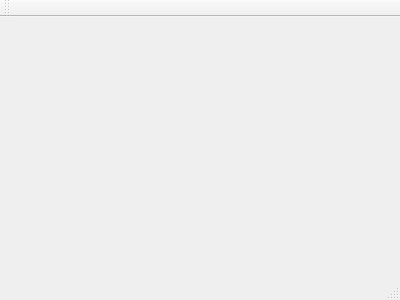
Before: the Qt Designer form oop/oop3/mainwindow.ui in ansushina/sem4, drawn with Qt 5.
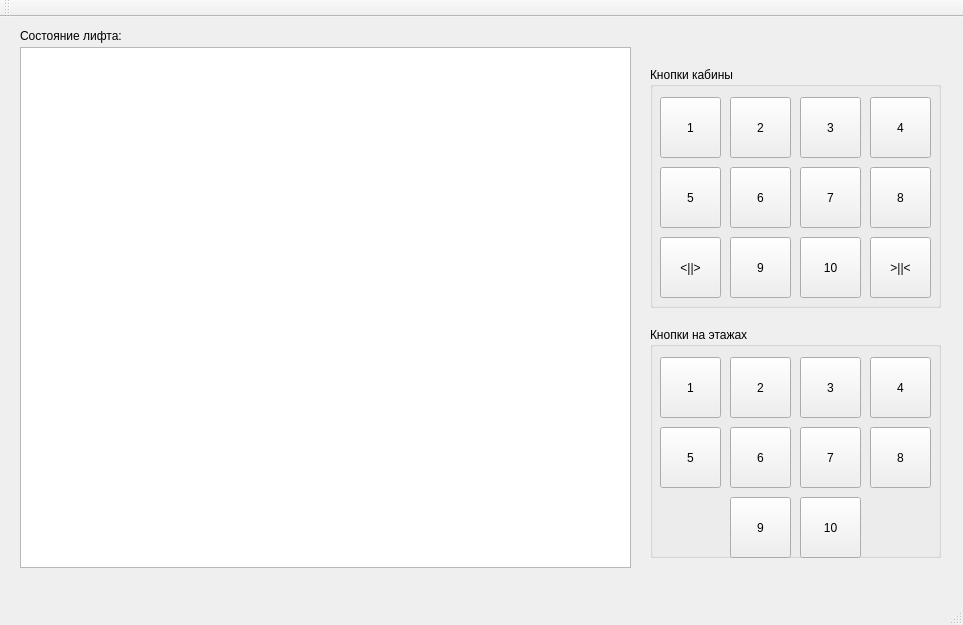
After: the same form once the commit is applied.

```diff
--- a/oop/oop3/mainwindow.ui
+++ b/oop/oop3/mainwindow.ui
@@ -1,24 +1,375 @@
 <ui version="4.0">
  <class>MainWindow</class>
- <widget class="QMainWindow" name="MainWindow" >
-  <property name="geometry" >
+ <widget class="QMainWindow" name="MainWindow">
+  <property name="geometry">
    <rect>
     <x>0</x>
     <y>0</y>
-    <width>400</width>
-    <height>300</height>
+    <width>963</width>
+    <height>625</height>
    </rect>
   </property>
   <property name="windowTitle" >
    <string>MainWindow</string>
   </property>
-  <widget class="QMenuBar" name="menuBar" />
-  <widget class="QToolBar" name="mainToolBar" />
-  <widget class="QWidget" name="centralWidget" />
-  <widget class="QStatusBar" name="statusBar" />
+  <widget class="QWidget" name="centralWidget">
+   <widget class="QTextEdit" name="textEdit">
+    <property name="geometry">
+     <rect>
+      <x>20</x>
+      <y>30</y>
+      <width>611</width>
+      <height>521</height>
+     </rect>
+    </property>
+   </widget>
+   <widget class="QGroupBox" name="groupBox">
+    <property name="geometry">
+     <rect>
+      <x>650</x>
+      <y>50</y>
+      <width>291</width>
+      <height>241</height>
+     </rect>
+    </property>
+    <property name="title">
+     <string>Кнопки кабины</string>
+    </property>
+    <widget class="QPushButton" name="but_cabin_1">
+     <property name="geometry">
+      <rect>
+       <x>10</x>
+       <y>30</y>
+       <width>61</width>
+       <height>61</height>
+      </rect>
+     </property>
+     <property name="text">
+      <string>1</string>
+     </property>
+    </widget>
+    <widget class="QPushButton" name="but_cabin_2">
+     <property name="geometry">
+      <rect>
+       <x>80</x>
+       <y>30</y>
+       <width>61</width>
+       <height>61</height>
+      </rect>
+     </property>
+     <property name="text">
+      <string>2</string>
+     </property>
+    </widget>
+    <widget class="QPushButton" name="but_cabin_3">
+     <property name="geometry">
+      <rect>
+       <x>150</x>
+       <y>30</y>
+       <width>61</width>
+       <height>61</height>
+      </rect>
+     </property>
+     <property name="text">
+      <string>3</string>
+     </property>
+    </widget>
+    <widget class="QPushButton" name="but_cabin_4">
+     <property name="geometry">
+      <rect>
+       <x>220</x>
+       <y>30</y>
+       <width>61</width>
+       <height>61</height>
+      </rect>
+     </property>
+     <property name="text">
+      <string>4</string>
+     </property>
+    </widget>
+    <widget class="QPushButton" name="but_cabin_5">
+     <property name="geometry">
+      <rect>
+       <x>10</x>
+       <y>100</y>
+       <width>61</width>
+       <height>61</height>
+      </rect>
+     </property>
+     <property name="text">
+      <string>5</string>
+     </property>
+    </widget>
+    <widget class="QPushButton" name="but_cabin_6">
+     <property name="geometry">
+      <rect>
+       <x>80</x>
+       <y>100</y>
+       <width>61</width>
+       <height>61</height>
+      </rect>
+     </property>
+     <property name="text">
+      <string>6</string>
+     </property>
+    </widget>
+    <widget class="QPushButton" name="but_cabin_8">
+     <property name="geometry">
+      <rect>
+       <x>220</x>
+       <y>100</y>
+       <width>61</width>
+       <height>61</height>
+      </rect>
+     </property>
+     <property name="text">
+      <string>8</string>
+     </property>
+    </widget>
+    <widget class="QPushButton" name="but_cabin_7">
+     <property name="geometry">
+      <rect>
+       <x>150</x>
+       <y>100</y>
+       <width>61</width>
+       <height>61</height>
+      </rect>
+     </property>
+     <property name="text">
+      <string>7</string>
+     </property>
+    </widget>
+    <widget class="QPushButton" name="but_cabin_9">
+     <property name="geometry">
+      <rect>
+       <x>80</x>
+       <y>170</y>
+       <width>61</width>
+       <height>61</height>
+      </rect>
+     </property>
+     <property name="text">
+      <string>9</string>
+     </property>
+    </widget>
+    <widget class="QPushButton" name="but_cabin_10">
+     <property name="geometry">
+      <rect>
+       <x>150</x>
+       <y>170</y>
+       <width>61</width>
+       <height>61</height>
+      </rect>
+     </property>
+     <property name="text">
+      <string>10</string>
+     </property>
+    </widget>
+    <widget class="QPushButton" name="open_but">
+     <property name="geometry">
+      <rect>
+       <x>10</x>
+       <y>170</y>
+       <width>61</width>
+       <height>61</height>
+      </rect>
+     </property>
+     <property name="text">
+      <string>&lt;||&gt;</string>
+     </property>
+    </widget>
+    <widget class="QPushButton" name="close_but">
+     <property name="geometry">
+      <rect>
+       <x>220</x>
+       <y>170</y>
+       <width>61</width>
+       <height>61</height>
+      </rect>
+     </property>
+     <property name="text">
+      <string>&gt;||&lt;</string>
+     </property>
+    </widget>
+   </widget>
+   <widget class="QGroupBox" name="groupBox_2">
+    <property name="geometry">
+     <rect>
+      <x>650</x>
+      <y>310</y>
+      <width>291</width>
+      <height>231</height>
+     </rect>
+    </property>
+    <property name="title">
+     <string>Кнопки на этажах</string>
+    </property>
+    <widget class="QPushButton" name="but_floor_1">
+     <property name="geometry">
+      <rect>
+       <x>10</x>
+       <y>30</y>
+       <width>61</width>
+       <height>61</height>
+      </rect>
+     </property>
+     <property name="text">
+      <string>1</string>
+     </property>
+    </widget>
+    <widget class="QPushButton" name="but_floor_2">
+     <property name="geometry">
+      <rect>
+       <x>80</x>
+       <y>30</y>
+       <width>61</width>
+       <height>61</height>
+      </rect>
+     </property>
+     <property name="text">
+      <string>2</string>
+     </property>
+    </widget>
+    <widget class="QPushButton" name="but_floor_3">
+     <property name="geometry">
+      <rect>
+       <x>150</x>
+       <y>30</y>
+       <width>61</width>
+       <height>61</height>
+      </rect>
+     </property>
+     <property name="text">
+      <string>3</string>
+     </property>
+    </widget>
+    <widget class="QPushButton" name="but_floor_5">
+     <property name="geometry">
+      <rect>
+       <x>10</x>
+       <y>100</y>
+       <width>61</width>
+       <height>61</height>
+      </rect>
+     </property>
+     <property name="text">
+      <string>5</string>
+     </property>
+    </widget>
+    <widget class="QPushButton" name="but_floor_6">
+     <property name="geometry">
+      <rect>
+       <x>80</x>
+       <y>100</y>
+       <width>61</width>
+       <height>61</height>
+      </rect>
+     </property>
+     <property name="text">
+      <string>6</string>
+     </property>
+    </widget>
+    <widget class="QPushButton" name="but_floor_7">
+     <property name="geometry">
+      <rect>
+       <x>150</x>
+       <y>100</y>
+       <width>61</width>
+       <height>61</height>
+      </rect>
+     </property>
+     <property name="text">
+      <string>7</string>
+     </property>
+    </widget>
+    <widget class="QPushButton" name="but_floor_9">
+     <property name="geometry">
+      <rect>
+       <x>80</x>
+       <y>170</y>
+       <width>61</width>
+       <height>61</height>
+      </rect>
+     </property>
+     <property name="text">
+      <string>9</string>
+     </property>
+    </widget>
+    <widget class="QPushButton" name="but_floor_4">
+     <property name="geometry">
+      <rect>
+       <x>220</x>
+       <y>30</y>
+       <width>61</width>
+       <height>61</height>
+      </rect>
+     </property>
+     <property name="text">
+      <string>4</string>
+     </property>
+    </widget>
+    <widget class="QPushButton" name="but_floor_8">
+     <property name="geometry">
+      <rect>
+       <x>220</x>
+       <y>100</y>
+       <width>61</width>
+       <height>61</height>
+      </rect>
+     </property>
+     <property name="text">
+      <string>8</string>
+     </property>
+    </widget>
+    <widget class="QPushButton" name="but_floor_10">
+     <property name="geometry">
+      <rect>
+       <x>150</x>
+       <y>170</y>
+       <width>61</width>
+       <height>61</height>
+      </rect>
+     </property>
+     <property name="text">
+      <string>10</string>
+     </property>
+    </widget>
+   </widget>
+   <widget class="QLabel" name="label">
+    <property name="geometry">
+     <rect>
+      <x>20</x>
+      <y>10</y>
+      <width>351</width>
+      <height>17</height>
+     </rect>
+    </property>
+    <property name="text">
+     <string>Состояние лифта:</string>
+    </property>
+   </widget>
+  </widget>
+  <widget class="QMenuBar" name="menuBar">
+   <property name="geometry">
+    <rect>
+     <x>0</x>
+     <y>0</y>
+     <width>963</width>
+     <height>22</height>
+    </rect>
+   </property>
+  </widget>
+  <widget class="QToolBar" name="mainToolBar">
+   <attribute name="toolBarArea">
+    <enum>TopToolBarArea</enum>
+   </attribute>
+   <attribute name="toolBarBreak">
+    <bool>false</bool>
+   </attribute>
+  </widget>
+  <widget class="QStatusBar" name="statusBar"/>
  </widget>
- <layoutDefault spacing="6" margin="11" />
- <pixmapfunction></pixmapfunction>
+ <layoutdefault spacing="6" margin="11"/>
  <resources/>
  <connections/>
 </ui>
```
Left out of the diff: 3 changed lines with no effect on the pictures.
